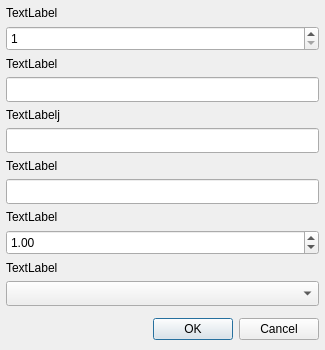
Qt form home/empty_book.ui (LordKBX/eBookCollection) before a commit.
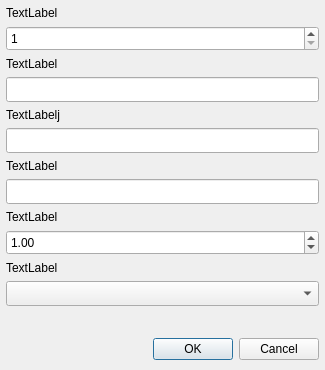
The same form after that commit.

What changed in the file:
```diff
--- a/home/empty_book.ui
+++ b/home/empty_book.ui
@@ -10,19 +10,19 @@
     <x>0</x>
     <y>0</y>
     <width>325</width>
-    <height>350</height>
+    <height>370</height>
    </rect>
   </property>
   <property name="minimumSize">
    <size>
     <width>325</width>
-    <height>350</height>
+    <height>370</height>
    </size>
   </property>
   <property name="maximumSize">
    <size>
     <width>325</width>
-    <height>350</height>
+    <height>370</height>
    </size>
   </property>
   <property name="windowTitle">
```
